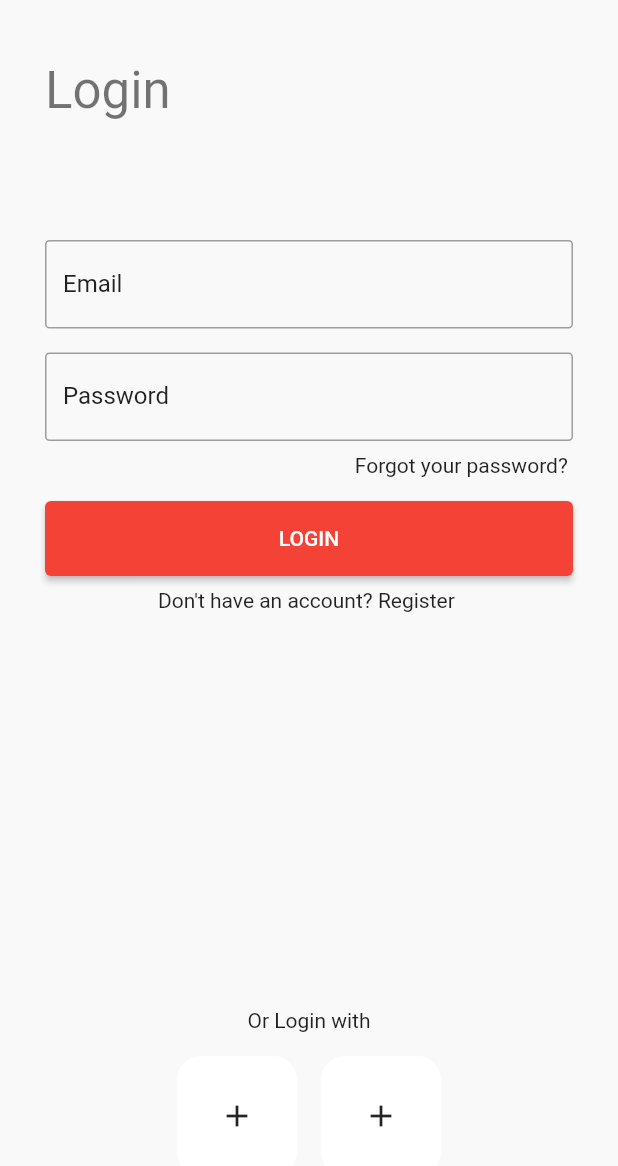
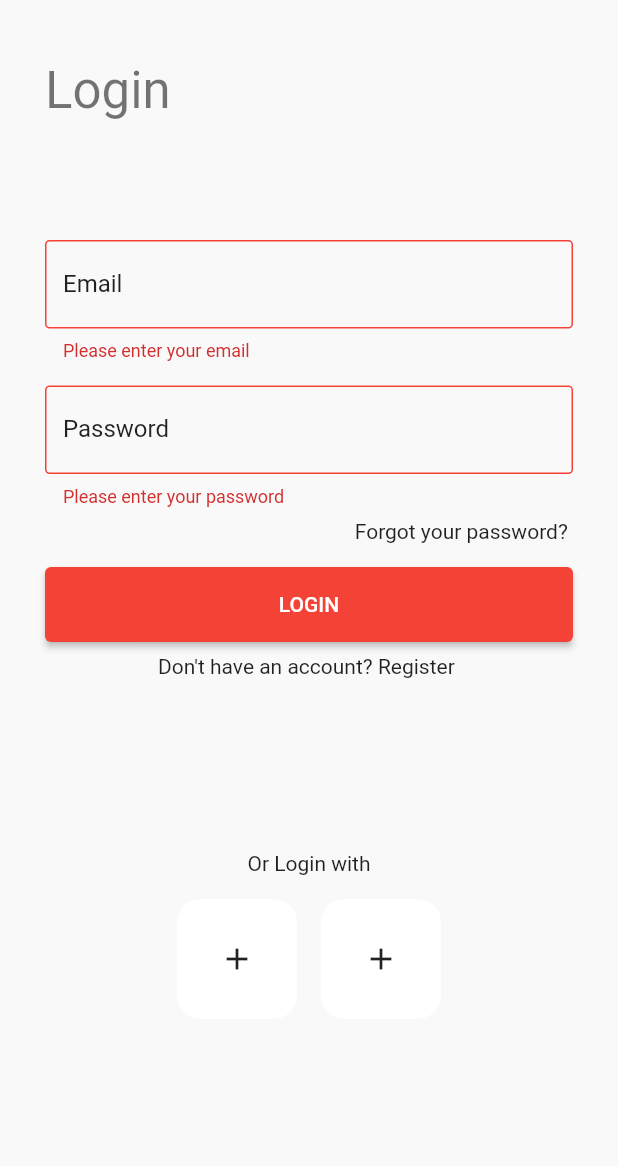
Before and after one commit to AbdullahEmadEldin/E-commerce-app, a Flutter app: the screen it shows after launch, after a tap on "LOGIN", on a phone screen of 412 x 824 dp. Shown: the top 1166 px of the screen. Run offline on Flutter 3.47's test engine with Material 2 defaults, Android fonts, the phone set to English and light mode, and no system bars.

```diff
--- /dev/null
+++ b/lib/Utilities/enums.dart
@@ -0,0 +1 @@
+enum AuthFormType { login, register }
--- a/lib/Views/Pages/auth_page.dart
+++ b/lib/Views/Pages/auth_page.dart
@@ -1,5 +1,9 @@
+// ignore_for_file: curly_braces_in_flow_control_structures
+
 import 'package:e_commerce_app/Views/Widgets/main_button.dart';
 import 'package:flutter/material.dart';
+
+import '../../Utilities/enums.dart';
 
 class AuthPage extends StatefulWidget {
   const AuthPage({Key? key}) : super(key: key);
@@ -12,8 +16,22 @@ class _AuthPageState extends State<AuthPage> {
   final _formKey = GlobalKey<FormState>();
   final _emailController = TextEditingController();
   final _passwordController = TextEditingController();
+  var _authType = AuthFormType.login;
+  final _emialFocusNode = FocusNode();
+  final _passwordFocusNode = FocusNode();
+  @override
+  //dispose method release the memory resources used by objects or controllers
+  //when they no lnoger needed
+  void dispose() {
+    super.dispose();
+    _emailController.dispose();
+    _passwordController.dispose();
+  }
+
   @override
   Widget build(BuildContext context) {
+    final size = MediaQuery.of(context).size;
+
     return Scaffold(
       body: SafeArea(
           child: Form(
@@ -23,16 +41,19 @@ class _AuthPageState extends State<AuthPage> {
             vertical: 40,
             horizontal: 30,
           ),
+          child: SingleChildScrollView(
             child: Column(
               crossAxisAlignment: CrossAxisAlignment.start,
               children: [
                 Text(
-                'Login',
+                  _authType == AuthFormType.login ? 'Login' : 'Register',
                   style: Theme.of(context).textTheme.headlineMedium,
                 ),
                 const SizedBox(height: 80),
                 TextFormField(
                   controller: _emailController,
+                  onEditingComplete: () =>
+                      FocusScope.of(context).requestFocus(_passwordFocusNode),
                   validator: (value) =>
                       value!.isEmpty ? 'Please enter your email' : null,
                   decoration: const InputDecoration(
@@ -43,6 +64,7 @@ class _AuthPageState extends State<AuthPage> {
                 const SizedBox(height: 16),
                 TextFormField(
                   controller: _passwordController,
+                  focusNode: _passwordFocusNode,
                   validator: (value) =>
                       value!.isEmpty ? 'Please enter your password' : null,
                   decoration: const InputDecoration(
@@ -51,24 +73,44 @@ class _AuthPageState extends State<AuthPage> {
                   ),
                 ),
                 const SizedBox(height: 8.0),
+                if (_authType == AuthFormType.login)
                   Align(
                     alignment: Alignment.centerRight,
                     child: InkWell(
                         onTap: () {},
-                    child: Text('Forgot your password? '),
-                  )),
-              SizedBox(height: 16),
-              MainButton(text: 'LOGIN', ontap: () {}),
+                        child: const Text('Forgot your password? ')),
+                  ),
+                const SizedBox(height: 16),
+                MainButton(
+                    text:
+                        _authType == AuthFormType.login ? 'LOGIN' : 'REGISTER',
+                    ontap: () {
+                      if (_formKey.currentState!.validate())
+                        debugPrint('Authenticated');
+                    }),
                 SizedBox(height: 8.0),
                 Align(
                     alignment: Alignment.center,
                     child: InkWell(
-                    onTap: () {},
-                    child: Text('Don\'t have an account? Register '),
+                      onTap: () {
+                        _formKey.currentState!.reset();
+                        setState(() {
+                          if (_authType == AuthFormType.login)
+                            _authType = AuthFormType.register;
+                          else
+                            _authType = AuthFormType.login;
+                        });
+                      },
+                      child: _authType == AuthFormType.login
+                          ? const Text('Don\'t have an account? Register ')
+                          : const Text('Already have an account? Login'),
                     )),
-              const Spacer(flex: 1),
-              Center(child: const Text('Or Login with')),
-              SizedBox(height: 16.0),
+                SizedBox(height: size.height * 0.14),
+                Center(
+                    child: _authType == AuthFormType.login
+                        ? const Text('Or Login with')
+                        : const Text('Or Sign up with')),
+                const SizedBox(height: 16.0),
                 Row(
                   mainAxisAlignment: MainAxisAlignment.center,
                   children: [
@@ -96,6 +138,7 @@ class _AuthPageState extends State<AuthPage> {
               ],
             ),
           ),
+        ),
       )),
     );
   }
--- a/lib/Views/Widgets/main_button.dart
+++ b/lib/Views/Widgets/main_button.dart
@@ -11,7 +11,7 @@ class MainButton extends StatelessWidget {
     return Container(
       width: double.infinity,
       height: 50,
-      decoration: BoxDecoration(borderRadius: BorderRadius.circular(16)),
+      //decoration: BoxDecoration(borderRadius: BorderRadius.circular(16)),
       child: ElevatedButton(
         onPressed: ontap,
         child: Text(text),
--- a/lib/main.dart
+++ b/lib/main.dart
@@ -24,7 +24,11 @@ class EcommerceApp extends StatelessWidget {
                 borderSide: const BorderSide(color: Colors.grey)),
             enabledBorder: OutlineInputBorder(
                 borderRadius: BorderRadius.circular(3.0),
-                  borderSide: const BorderSide(color: Colors.grey)))),
+                borderSide: const BorderSide(color: Colors.grey)),
+            errorBorder: OutlineInputBorder(
+                borderRadius: BorderRadius.circular(3.0),
+                borderSide: const BorderSide(color: Colors.red)),
+          )),
       onGenerateRoute: routeGenerator,
       initialRoute: AppRoutes.authenticationPage,
     );
```
Also changed, not shown: lib/Views/Pages/home_page.dart (added). Lines whose indentation alone changed are shown as unchanged.
